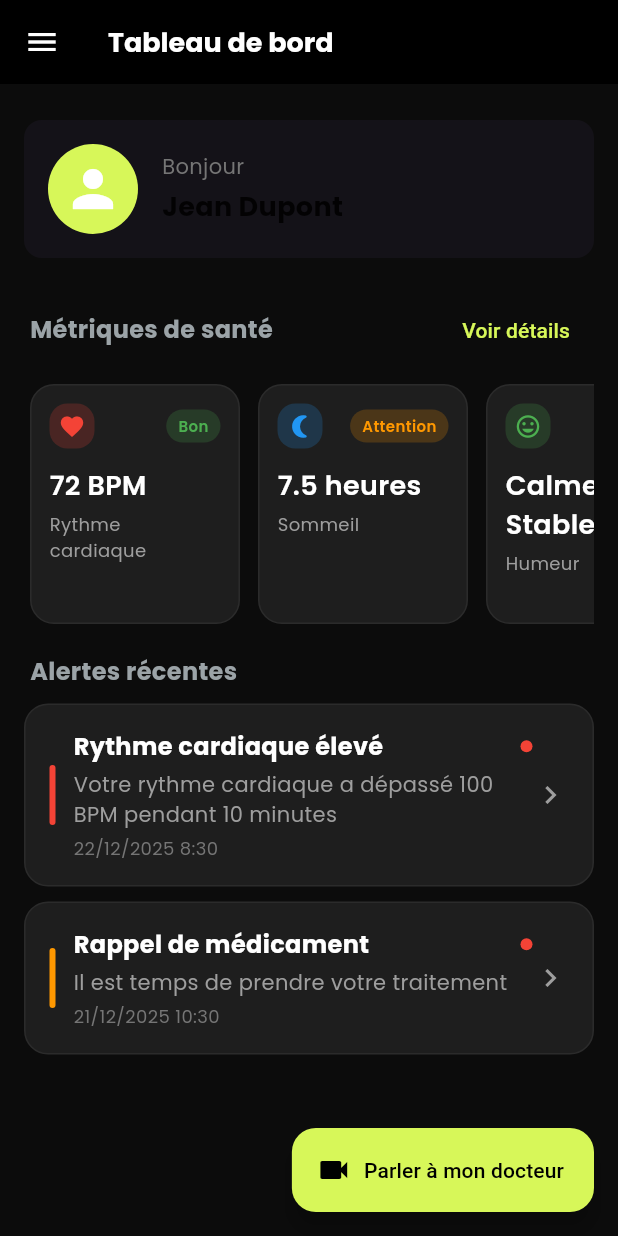
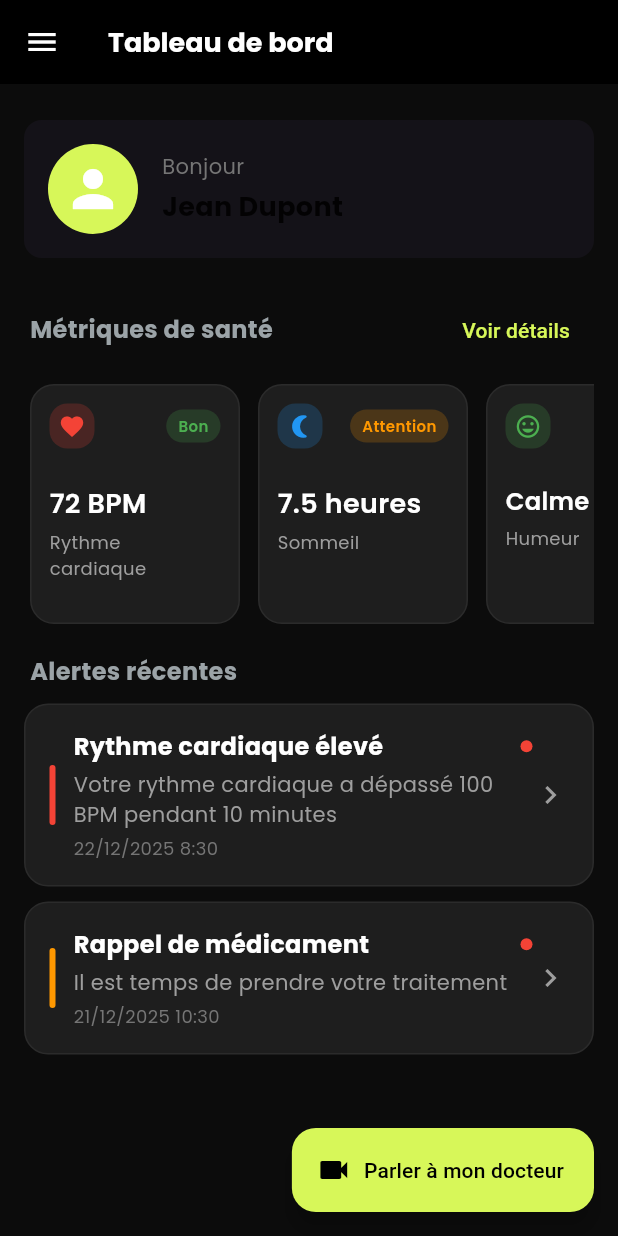
Before and after one commit to kiaaKhalid/sic-flutter, a Flutter app: the PatientDashboardScreen screen opened by its route, on a phone screen of 412 x 824 dp. Run offline on Flutter 3.47's test engine with Material 3 defaults, Android fonts, the phone set to English and light mode, and no system bars; our stand-ins replace fl_chart, flutter_svg, google_fonts, google_sign_in.

Commit message:
refactor(patient): enhance health metric card

```diff
--- a/front-end/lib/features/patient/presentation/widgets/health_metric_card.dart
+++ b/front-end/lib/features/patient/presentation/widgets/health_metric_card.dart
@@ -47,12 +47,18 @@ class HealthMetricCard extends StatelessWidget {
             ],
           ),
           SizedBox(height: isSmall ? 12 : 16),
-          Text(
-            '${metric.value} ${metric.unit}',
-            style: TextStyle(
-              color: Colors.white,
-              fontSize: isSmall ? 18 : 20,
-              fontWeight: isSmall ? FontWeight.w600 : FontWeight.bold,
+          SizedBox(height: isSmall ? 12 : 16),
+          FittedBox(
+            fit: BoxFit.scaleDown,
+            alignment: Alignment.centerLeft,
+            child: Text(
+              '${metric.value} ${metric.unit}',
+              style: TextStyle(
+                color: Colors.white,
+                fontSize: isSmall ? 18 : 20,
+                fontWeight: isSmall ? FontWeight.w600 : FontWeight.bold,
+              ),
+              maxLines: 1,
             ),
           ),
           const SizedBox(height: 4),
```
